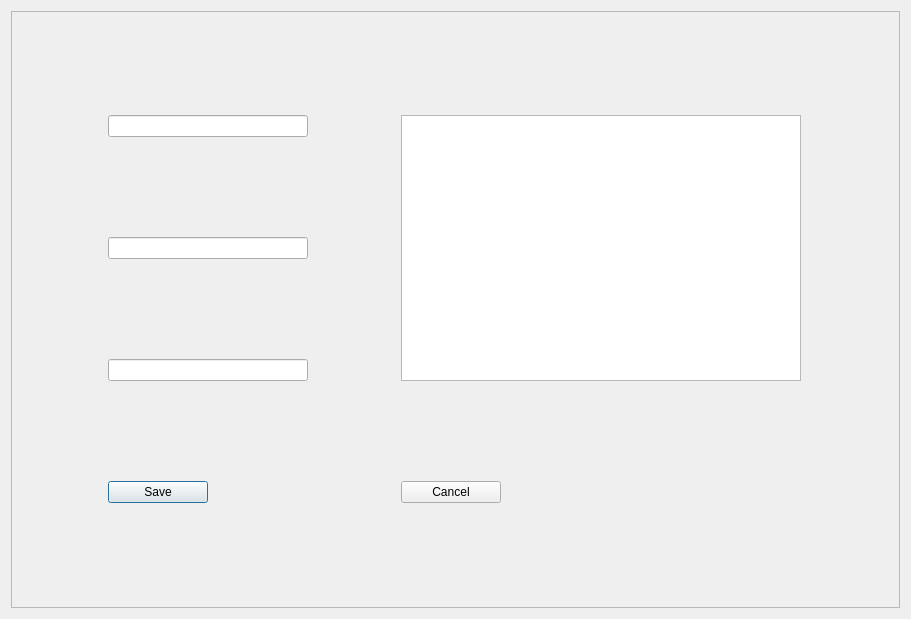
This is gamereviewmenu.ui in dartbois/DartsTheEndIsNigh as Qt 5 draws it before an edit. The edited form follows.
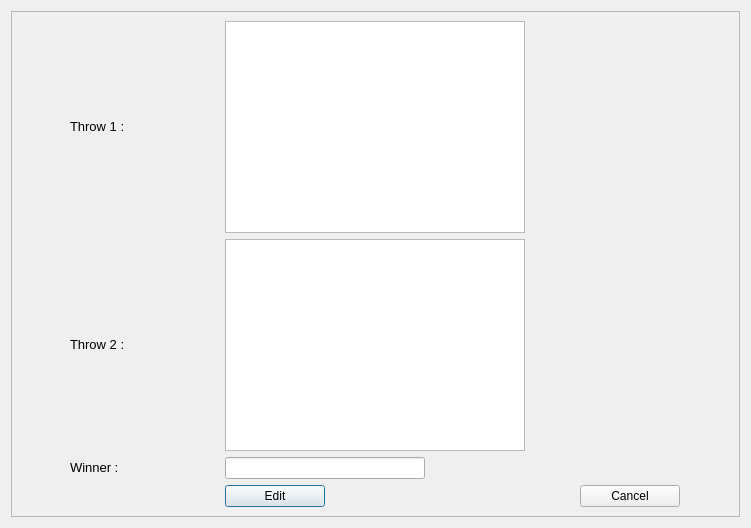
This is the edited form.

Patch:
```diff
--- a/gamereviewmenu.ui
+++ b/gamereviewmenu.ui
@@ -6,8 +6,8 @@
    <rect>
     <x>0</x>
     <y>0</y>
-    <width>911</width>
-    <height>619</height>
+    <width>751</width>
+    <height>528</height>
    </rect>
   </property>
   <property name="windowTitle">
@@ -23,27 +23,40 @@
       <enum>QFrame::Raised</enum>
      </property>
      <layout class="QGridLayout" name="gridLayout_2">
-      <item row="0" column="2" rowspan="3">
-       <widget class="QListWidget" name="GamesReviewList">
-        <property name="maximumSize">
-         <size>
-          <width>400</width>
-          <height>16777215</height>
-         </size>
+      <item row="0" column="0">
+       <widget class="QLabel" name="label">
+        <property name="text">
+         <string>&lt;html&gt;&lt;head/&gt;&lt;body&gt;&lt;p&gt;&lt;span style=&quot; font-size:10pt;&quot;&gt;Throw 1 : &lt;/span&gt;&lt;/p&gt;&lt;/body&gt;&lt;/html&gt;</string>
         </property>
        </widget>
       </item>
       <item row="1" column="0">
-       <widget class="QLineEdit" name="ThrowTwo">
+       <widget class="QLabel" name="label_2">
         <property name="maximumSize">
          <size>
-          <width>200</width>
+          <width>100</width>
           <height>16777215</height>
          </size>
         </property>
+        <property name="text">
+         <string>&lt;html&gt;&lt;head/&gt;&lt;body&gt;&lt;p&gt;&lt;span style=&quot; font-size:10pt;&quot;&gt;Throw 2 : &lt;/span&gt;&lt;/p&gt;&lt;/body&gt;&lt;/html&gt;</string>
+        </property>
        </widget>
       </item>
       <item row="2" column="0">
+       <widget class="QLabel" name="label_3">
+        <property name="maximumSize">
+         <size>
+          <width>100</width>
+          <height>16777215</height>
+         </size>
+        </property>
+        <property name="text">
+         <string>&lt;html&gt;&lt;head/&gt;&lt;body&gt;&lt;p&gt;&lt;span style=&quot; font-size:10pt;&quot;&gt;Winner : &lt;/span&gt;&lt;/p&gt;&lt;/body&gt;&lt;/html&gt;</string>
+        </property>
+       </widget>
+      </item>
+      <item row="2" column="1">
        <widget class="QLineEdit" name="Winner">
         <property name="maximumSize">
          <size>
@@ -53,18 +66,8 @@
         </property>
        </widget>
       </item>
-      <item row="0" column="0">
-       <widget class="QLineEdit" name="ThrowOne">
-        <property name="maximumSize">
-         <size>
-          <width>200</width>
-          <height>16777215</height>
-         </size>
-        </property>
-       </widget>
-      </item>
-      <item row="3" column="0">
-       <widget class="QPushButton" name="gameReviewSave">
+      <item row="3" column="1">
+       <widget class="QPushButton" name="gameReviewEdit">
         <property name="maximumSize">
          <size>
           <width>100</width>
@@ -72,7 +75,7 @@
          </size>
         </property>
         <property name="text">
-         <string>Save</string>
+         <string>Edit</string>
         </property>
        </widget>
       </item>
@@ -89,6 +92,26 @@
         </property>
        </widget>
       </item>
+      <item row="0" column="1">
+       <widget class="QListWidget" name="ThrowOneList">
+        <property name="maximumSize">
+         <size>
+          <width>300</width>
+          <height>16777215</height>
+         </size>
+        </property>
+       </widget>
+      </item>
+      <item row="1" column="1">
+       <widget class="QListWidget" name="ThrowTwoList">
+        <property name="maximumSize">
+         <size>
+          <width>300</width>
+          <height>16777215</height>
+         </size>
+        </property>
+       </widget>
+      </item>
      </layout>
     </widget>
    </item>
```
